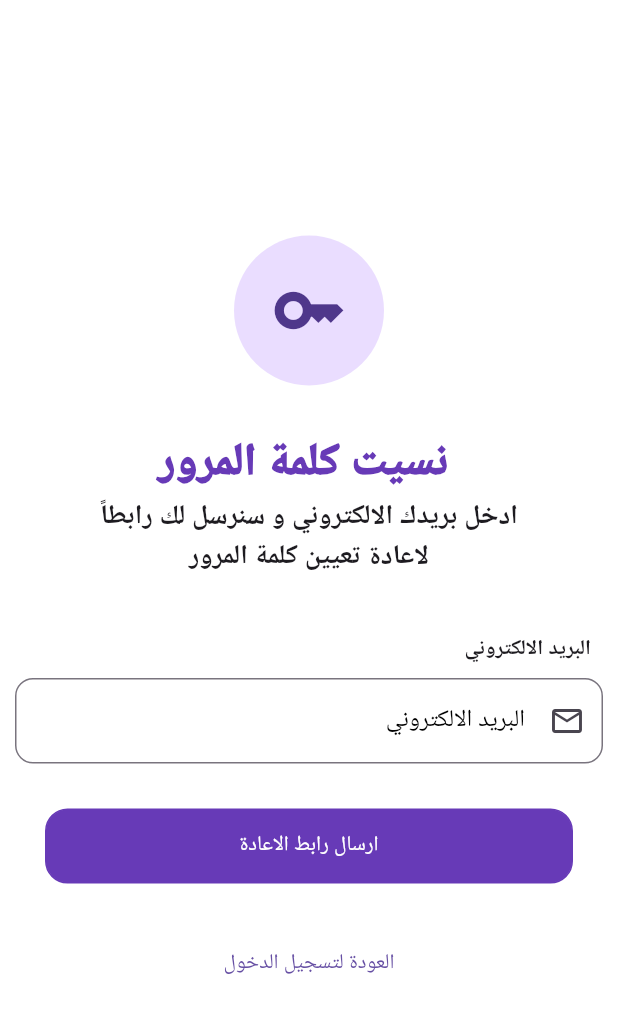
After one commit to Shift-Up-Projects/TownPulse_Flutter, a Flutter app: the ForgetPasswordScreen screen opened by its route, on a phone screen of 412 x 824 dp. The commit adds this screen. Shown: the top 1013 px of the screen. Run offline on Flutter 3.47's test engine with Material 3 defaults, Android fonts, the phone set to English and light mode, and no system bars; our stand-ins replace flutter_animate, go_router.

Commit message:
designed forget password screen

```diff
--- a/lib/core/router/app_router.dart
+++ b/lib/core/router/app_router.dart
@@ -1,4 +1,5 @@
 import 'package:go_router/go_router.dart';
+import 'package:town_pulse2/features/auth/presentation/view/forget_password_screen.dart';
 import 'package:town_pulse2/features/auth/presentation/view/sign_in_screen.dart';
 import 'package:town_pulse2/features/intro/presentation/view/intro_screen.dart';
 import 'package:town_pulse2/features/splash/presentation/view/splash_view.dart';
@@ -7,12 +8,17 @@ class AppRouter {
   static const splashView = '/';
   static const introScreen = '/introScreen';
   static const signInScreen = '/signInScreen';
+  static const forgetPasswordScreen = '/forgetPasswordScreen';
 
   static final router = GoRouter(
     routes: [
       GoRoute(path: splashView, builder: (context, state) => SplashView()),
       GoRoute(path: introScreen, builder: (context, state) => IntroScreen()),
       GoRoute(path: signInScreen, builder: (context, state) => SignInScreen()),
+      GoRoute(
+        path: forgetPasswordScreen,
+        builder: (context, state) => ForgetPasswordScreen(),
+      ),
     ],
   );
 }
--- /dev/null
+++ b/lib/features/auth/presentation/view/forget_password_screen.dart
@@ -0,0 +1,53 @@
+import 'package:flutter/material.dart';
+import 'package:go_router/go_router.dart';
+import 'package:town_pulse2/core/router/app_router.dart';
+import 'package:town_pulse2/core/utils/styles.dart';
+import 'package:town_pulse2/features/auth/presentation/widgets/custom_button.dart';
+import 'package:town_pulse2/features/auth/presentation/widgets/custom_text_field.dart';
+
+class ForgetPasswordScreen extends StatelessWidget {
+  const ForgetPasswordScreen({super.key});
+
+  @override
+  Widget build(BuildContext context) {
+    return Scaffold(
+      backgroundColor: Colors.white,
+      body: Column(
+        mainAxisAlignment: MainAxisAlignment.center,
+        children: [
+          CircleAvatar(
+            maxRadius: 50,
+            child: Icon(Icons.key_outlined, size: 50),
+          ),
+          SizedBox(height: 30),
+          Text(
+            'نسيت كلمة المرور ',
+            style: Styles.textStyle30.copyWith(color: Colors.deepPurple),
+          ),
+
+          Text(
+            'ادخل بريدك الالكتروني و سنرسل لك رابطاً \nلاعادة تعيين كلمة المرور  ',
+            style: Styles.textStyle18,
+            textAlign: TextAlign.center,
+          ),
+          SizedBox(height: 30),
+
+          CustomTextField(
+            text: 'البريد الالكتروني',
+            iconButton: IconButton(
+              onPressed: () {},
+              icon: Icon(Icons.email_outlined),
+            ),
+          ),
+          CustomButton(text: 'ارسال رابط الاعادة', onTap: () {}),
+          TextButton(
+            onPressed: () {
+              context.go(AppRouter.signInScreen);
+            },
+            child: Text('العودة لتسجيل الدخول'),
+          ),
+        ],
+      ),
+    );
+  }
+}
--- /dev/null
+++ b/lib/features/auth/presentation/widgets/custom_button.dart
@@ -0,0 +1,26 @@
+import 'package:flutter/material.dart';
+
+class CustomButton extends StatelessWidget {
+  const CustomButton({super.key, required this.text, required this.onTap});
+  final String text;
+  final VoidCallback onTap;
+  @override
+  Widget build(BuildContext context) {
+    return GestureDetector(
+      onTap: onTap,
+      child: Container(
+        margin: EdgeInsets.all(30),
+        height: 50,
+        decoration: BoxDecoration(
+          border: Border.all(color: Colors.deepPurple),
+          borderRadius: BorderRadius.circular(15),
+          color: Colors.deepPurple,
+        ),
+        // color: Colors.white,
+        child: Center(
+          child: Text(text, style: TextStyle(color: Colors.white)),
+        ),
+      ),
+    );
+  }
+}
--- /dev/null
+++ b/lib/features/auth/presentation/widgets/custom_text_field.dart
@@ -0,0 +1,60 @@
+import 'package:flutter/material.dart';
+import 'package:town_pulse2/core/utils/styles.dart';
+
+class CustomTextField extends StatelessWidget {
+  const CustomTextField({
+    super.key,
+    required this.text,
+
+    required this.iconButton,
+    this.obscureText = false,
+    this.color = Colors.black,
+  });
+  final String text;
+
+  final IconButton iconButton;
+  final Color color;
+  final bool obscureText;
+  @override
+  Widget build(BuildContext context) {
+    return Padding(
+      padding: const EdgeInsets.symmetric(horizontal: 10.0),
+      child: Column(
+        crossAxisAlignment: CrossAxisAlignment.end,
+        children: [
+          Padding(
+            padding: const EdgeInsets.all(8.0),
+            child: Text(
+              text,
+              style: Styles.textStyle14.copyWith(fontWeight: FontWeight.bold),
+            ),
+          ),
+          TextFormField(
+            obscureText: obscureText,
+            textDirection: TextDirection.rtl,
+            textAlign: TextAlign.right,
+            validator: (value) {
+              if (value!.isEmpty) {
+                return 'هذا الحقل مطلوب';
+              }
+              return null;
+            },
+            decoration: InputDecoration(
+              suffixIcon: iconButton,
+              // labelText: text,
+              floatingLabelStyle: TextStyle(color: color),
+              labelStyle: TextStyle(color: color),
+              border: OutlineInputBorder(
+                borderSide: BorderSide(color: color),
+                borderRadius: BorderRadius.circular(12),
+                gapPadding: 12,
+              ),
+              hintText: text,
+              hintStyle: TextStyle(color: color),
+            ),
+          ),
+        ],
+      ),
+    );
+  }
+}
--- a/lib/features/intro/presentation/intro_pages.dart
+++ b/lib/features/intro/presentation/intro_pages.dart
@@ -7,7 +7,7 @@ final List<Map<String, dynamic>> introPages = [
     "subtitle": "استكشف مجموعة متنوعة من الأنشطة\nوالفعاليات في مدينتك",
   },
   {
-    "icon": Icons.location_on,
+    "icon": Icons.filter_list_alt,
     "title": "فلترة جديدة",
     "subtitle": "ابحث عن الانشطة التي تناسب اهتمامك و وقتك",
   },
--- a/lib/features/intro/presentation/widget/intro_screen_body.dart
+++ b/lib/features/intro/presentation/widget/intro_screen_body.dart
@@ -26,34 +26,17 @@ class IntroScreenBody extends StatelessWidget {
         ),
         SizedBox(height: 20),
 
-        Text(text1, style: Styles.textStyle30),
+        Text(text1, style: Styles.textStyle30.copyWith(color: Colors.white)),
         SizedBox(height: 20),
         Text(
           text2,
+
           maxLines: 2,
+
           textAlign: TextAlign.center,
-          style: Styles.textStyle18,
+          style: Styles.textStyle18.copyWith(color: Colors.white),
         ),
         Spacer(flex: 1),
-        // Padding(
-        //   padding: const EdgeInsets.all(20),
-        //   child: Row(
-        //     // spacing: 5,
-        //     mainAxisAlignment: MainAxisAlignment.spaceBetween,
-        //     children: [
-        //       TextButton(
-        //         style: ButtonStyle(),
-        //         onPressed: () {},
-        //         child: Text('تخطي', style: Styles.textStyle18),
-        //       ),
-        //       TextButton(
-        //         onPressed: () {},
-        //         child: Text('التالي', style: Styles.textStyle18),
-        //       ),
-        //     ],
-        //   ),
-        // ),
-        // Spacer(flex: 1),
       ],
     );
   }
--- a/lib/features/intro/presentation/widget/text_button_for_intro_screen.dart
+++ b/lib/features/intro/presentation/widget/text_button_for_intro_screen.dart
@@ -22,9 +22,9 @@ class TextButtonForIntroScreen extends StatelessWidget {
         children: [
           TextButton(
             onPressed: () {
-              context.go(AppRouter.signInScreen);
+              context.go(AppRouter.forgetPasswordScreen);
             },
-            child: const Text("تخطي"),
+            child: const Text("تخطي", style: TextStyle(color: Colors.white)),
           ),
           TextButton(
             onPressed: () {
@@ -34,11 +34,12 @@ class TextButtonForIntroScreen extends StatelessWidget {
                   curve: Curves.easeIn,
                 );
               } else {
-                context.go(AppRouter.signInScreen);
+                context.go(AppRouter.forgetPasswordScreen);
               }
             },
             child: Text(
               currentIndex == introPages.length - 1 ? "ابدأ" : "التالي",
+              style: TextStyle(color: Colors.white),
             ),
           ),
         ],
--- a/lib/features/splash/presentation/widget/splash_view_body.dart
+++ b/lib/features/splash/presentation/widget/splash_view_body.dart
@@ -15,12 +15,15 @@ class SplashViewBody extends StatelessWidget {
         crossAxisAlignment: CrossAxisAlignment.center,
         mainAxisAlignment: MainAxisAlignment.center,
         children: [
-          Text('Town', style: Styles.textStyle30).animate().slide(
+          Text(
+            'Town',
+            style: Styles.textStyle30.copyWith(color: Colors.white),
+          ).animate().slide(
             begin: Offset(-1, 0),
             end: Offset(0, 0),
             duration: 1.seconds,
           ),
-          Text('Pulse', style: Styles.textStyle30)
+          Text('Pulse', style: Styles.textStyle30.copyWith(color: Colors.white))
               .animate()
               .slide(
                 begin: Offset(9, 0),
--- a/lib/main.dart
+++ b/lib/main.dart
@@ -12,8 +12,10 @@ class TownPulse extends StatelessWidget {
   @override
   Widget build(BuildContext context) {
     return MaterialApp.router(
-      theme: ThemeData.dark(),
-      themeMode: ThemeMode.light,
+      locale: Locale('ar'),
+
+      // theme: ThemeData.dark(),
+      // themeMode: ThemeMode.light,
       debugShowCheckedModeBanner: false,
       routerConfig: AppRouter.router,
     );
```
